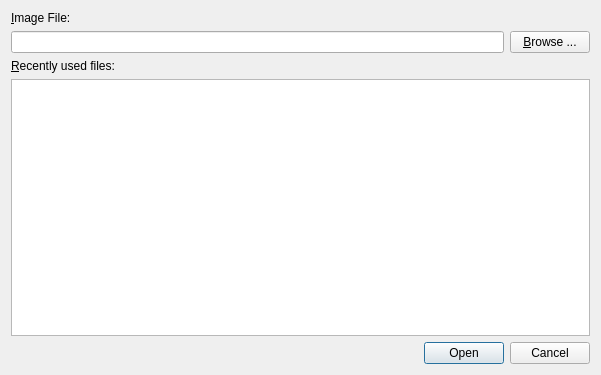
gerbilvis/gerbil, file gui/dialogs/openrecent/openrecent.ui: the form before one commit.
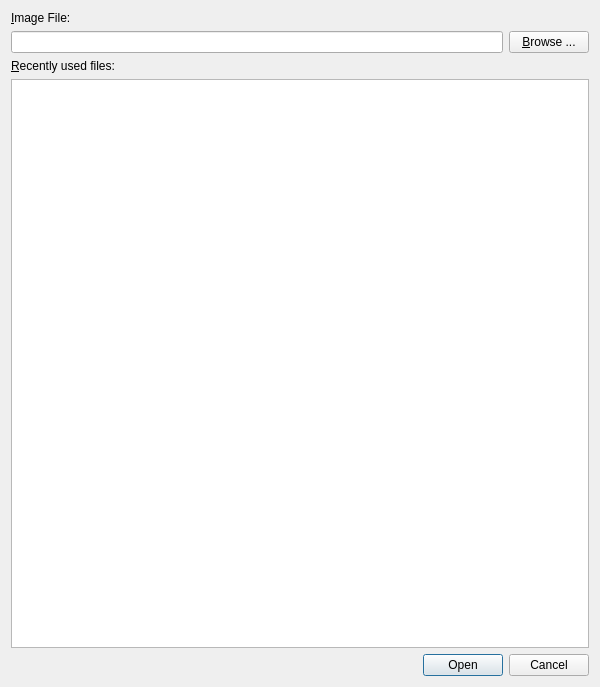
The form after the commit.

Patch:
```diff
--- a/gui/dialogs/openrecent/openrecent.ui
+++ b/gui/dialogs/openrecent/openrecent.ui
@@ -6,8 +6,8 @@
    <rect>
     <x>0</x>
     <y>0</y>
-    <width>601</width>
-    <height>375</height>
+    <width>600</width>
+    <height>687</height>
    </rect>
   </property>
   <property name="sizePolicy">
@@ -19,7 +19,7 @@
   <property name="minimumSize">
    <size>
     <width>600</width>
-    <height>100</height>
+    <height>300</height>
    </size>
   </property>
   <property name="windowTitle">
```
